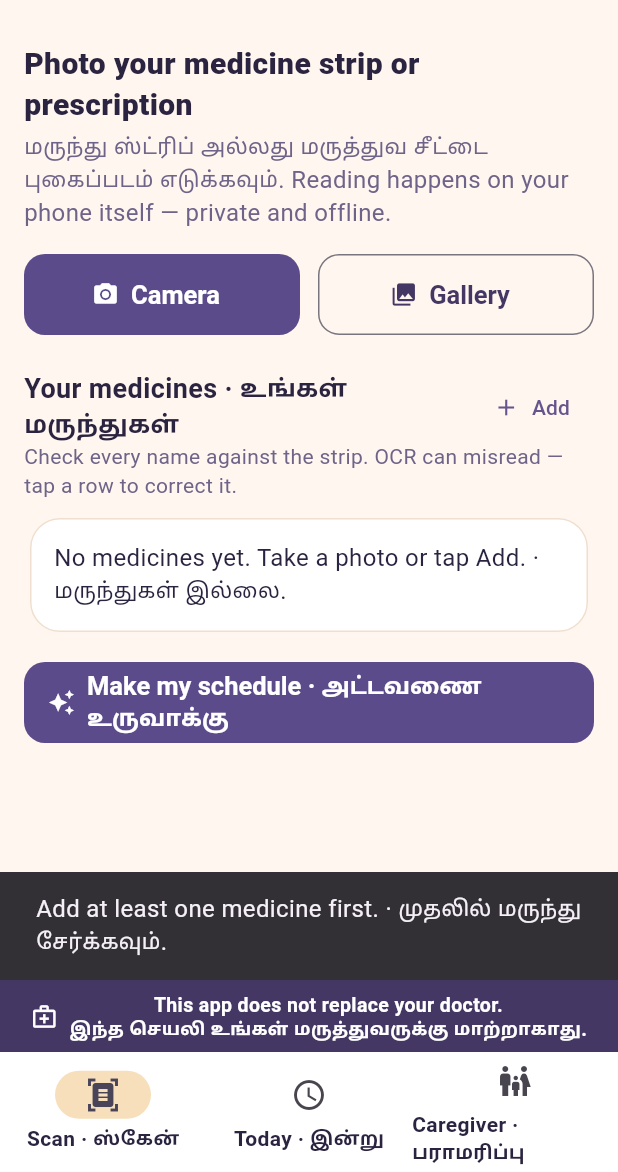
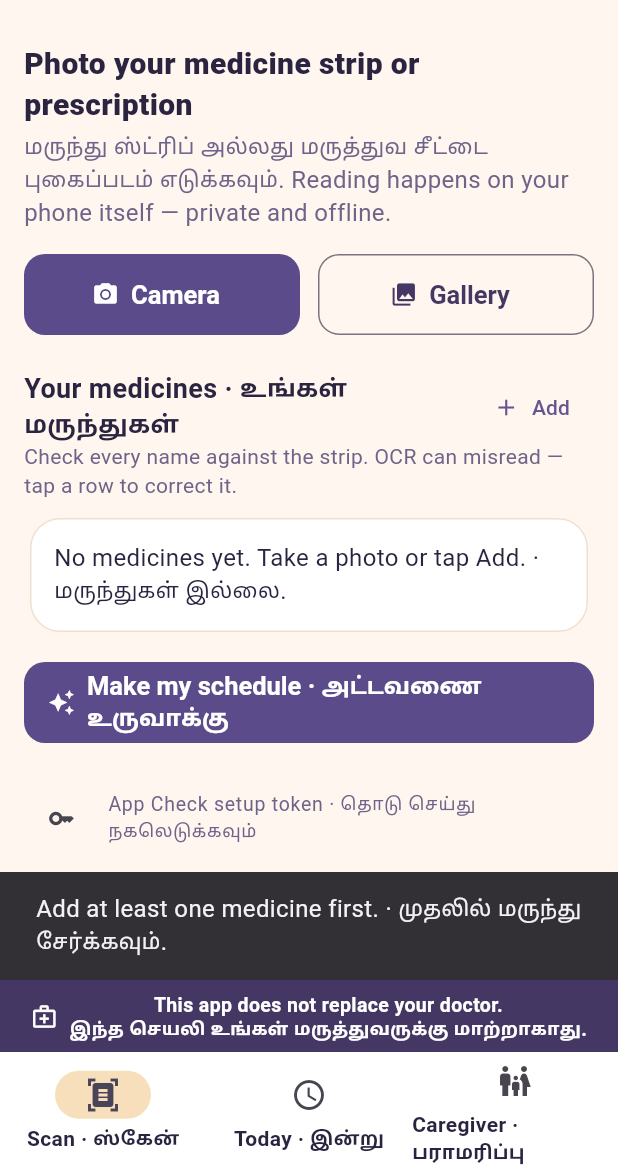
Before and after one commit to Gunahacker7/pillpaatha, a Flutter app: the screen it shows after launch, after a tap on "Make my schedule · அட்டவணை உருவாக்கு", on a phone screen of 412 x 824 dp, the part 64-1236 px from its top. Run offline on Flutter 3.47's test engine with Material 3 defaults, Android fonts, the phone set to English and light mode, and no system bars; our stand-ins replace firebase_ai, firebase_core, flutter_local_notifications, image_picker, shared_preferences, timezone; missing offline and left inert: google_mlkit_text_recognition; accounts and stored records are empty.

Commit message:
v0.1.1: App Check debug provider + token tile, OCR parser fixes, sample-fallback dialog on any generation error

```diff
--- a/lib/main.dart
+++ b/lib/main.dart
@@ -1,3 +1,4 @@
+import 'package:firebase_app_check/firebase_app_check.dart';
 import 'package:firebase_core/firebase_core.dart';
 import 'package:flutter/material.dart';
 
@@ -23,6 +24,25 @@ Future<void> main() async {
     firebaseReady = true;
   } catch (_) {
     firebaseReady = false;
+  }
+
+  // App Check: AI Logic enforces App Check, so Gemini calls are
+  // rejected without a valid token. This is a sideloaded hackathon
+  // build (not on the Play Store), so Play Integrity cannot attest
+  // it — use the DEBUG provider here and register the token shown in
+  // the app (Scan screen) in the Firebase console.
+  // FOR A PLAY STORE RELEASE: swap AndroidProvider.debug below for
+  // AndroidProvider.playIntegrity.
+  if (firebaseReady) {
+    try {
+      await FirebaseAppCheck.instance.activate(
+        providerAndroid: const AndroidDebugProvider(),
+        providerApple: const AppleDebugProvider(),
+      );
+    } catch (_) {
+      // Never block startup on App Check; generation will surface
+      // any token problem and offer the labelled sample instead.
+    }
   }
 
   final store = AppStore(LocalScheduleRepository());
--- a/lib/screens/scan_screen.dart
+++ b/lib/screens/scan_screen.dart
@@ -1,4 +1,6 @@
+import 'package:firebase_app_check/firebase_app_check.dart';
 import 'package:flutter/material.dart';
+import 'package:flutter/services.dart';
 import 'package:image_picker/image_picker.dart';
 
 import '../data/app_store.dart';
@@ -139,12 +141,29 @@ class _ScanScreenState extends State<ScanScreen> {
       widget.onScheduleReady();
     } on ScheduleGenerationException catch (e) {
       if (!mounted) return;
+      await _offerSampleFallback(e.message);
+    } catch (e) {
+      // Any other failure (network, App Check token, parsing…) gets
+      // the same way out as a ScheduleGenerationException — never a
+      // dead end. The sample is only used when the user picks it in
+      // the dialog, and it stays labelled via isSample.
+      if (!mounted) return;
+      await _offerSampleFallback('Generation failed: $e');
+    } finally {
+      if (mounted) setState(() => _generating = false);
+    }
+  }
+
+  /// Explains why generation failed and offers the clearly-labelled
+  /// SAMPLE schedule as the user's choice — never substituted
+  /// silently behind their back.
+  Future<void> _offerSampleFallback(String message) async {
     final useSample = await showDialog<bool>(
       context: context,
       builder: (ctx) => AlertDialog(
         title: const Text('Could not generate · முடியவில்லை'),
         content: Text(
-            '${e.message}\n\nYou can view a clearly-labelled SAMPLE '
+          '$message\n\nYou can view a clearly-labelled SAMPLE '
           'schedule instead, to see how the app works.',
         ),
         actions: [
@@ -154,20 +173,52 @@ class _ScanScreenState extends State<ScanScreen> {
           ),
           FilledButton(
             onPressed: () => Navigator.pop(ctx, true),
-              child: const Text('Show sample'),
+            child: const Text('Use sample schedule · மாதிரி'),
           ),
         ],
       ),
     );
     if (useSample == true) await _generate(forceSample: true);
+  }
+
+  /// Setup aid for this sideloaded demo build: App Check runs on the
+  /// debug provider, and its token must be registered once in the
+  /// Firebase console (App Check → Apps → Manage debug tokens)
+  /// before Gemini calls are accepted. This shows the token so it
+  /// can be copied across.
+  Future<void> _showAppCheckToken() async {
+    String tokenText;
+    try {
+      final token = await FirebaseAppCheck.instance.getToken();
+      tokenText = token ??
+          'No token was returned. Restart the app, keep the phone '
+              'online, and try again.';
     } catch (e) {
+      tokenText = 'Could not get a token: $e';
+    }
     if (!mounted) return;
-      ScaffoldMessenger.of(context).showSnackBar(
-        SnackBar(content: Text('Generation failed: $e')),
+    await showDialog<void>(
+      context: context,
+      builder: (ctx) => AlertDialog(
+        title: const Text('App Check setup token'),
+        content: SingleChildScrollView(
+          child: SelectableText(tokenText),
+        ),
+        actions: [
+          TextButton(
+            onPressed: () => Navigator.pop(ctx),
+            child: const Text('Close'),
+          ),
+          FilledButton(
+            onPressed: () async {
+              await Clipboard.setData(ClipboardData(text: tokenText));
+              if (ctx.mounted) Navigator.pop(ctx);
+            },
+            child: const Text('Copy'),
+          ),
+        ],
+      ),
     );
-    } finally {
-      if (mounted) setState(() => _generating = false);
-    }
   }
 
   @override
@@ -303,6 +354,21 @@ class _ScanScreenState extends State<ScanScreen> {
                   style: TextStyle(color: PillTheme.inkSoft, fontSize: 14),
                 ),
               ),
+            if (widget.firebaseReady) ...[
+              const SizedBox(height: 24),
+              // Discreet setup aid for the sideloaded demo build:
+              // shows the App Check debug token so it can be
+              // registered in the Firebase console.
+              ListTile(
+                dense: true,
+                leading: const Icon(Icons.key_outlined, size: 18),
+                title: const Text(
+                  'App Check setup token · தொடு செய்து நகலெடுக்கவும்',
+                  style: TextStyle(fontSize: 13, color: PillTheme.inkSoft),
+                ),
+                onTap: _showAppCheckToken,
+              ),
+            ],
           ],
         );
       },
--- a/lib/services/ocr_service.dart
+++ b/lib/services/ocr_service.dart
@@ -36,6 +36,46 @@ class OcrService {
 
   static final _strengthPattern =
       RegExp(r'(\d+(?:\.\d+)?\s?(?:mg|mcg|µg|ml|g|iu)\b)', caseSensitive: false);
+
+  /// Leading list numbering on prescription lines: "3. Amlodipine",
+  /// "3) Amlodipine". Stripped before parsing so the number never
+  /// leaks into the medicine name.
+  static final _listNumberPattern = RegExp(r'^\s*\d+\s*[.\)]\s*');
+
+  /// Words that mark a line as a dose INSTRUCTION ("1 tablet -
+  /// Morning - After food") rather than a medicine name. Such lines
+  /// carry no strength of their own; without this check they became
+  /// bogus medicine rows like "1 - Morning - After food".
+  static final _instructionWords = <String>[
+    'morning',
+    'afternoon',
+    'evening',
+    'night',
+    'after food',
+    'before food',
+    'with food',
+    'fever',
+    'per day',
+    'twice',
+    'thrice',
+    'once a day',
+  ];
+  static final _sosWord = RegExp(r'\bsos\b', caseSensitive: false);
+
+  /// A line that starts with a quantity + dosage form ("1 tablet",
+  /// "2 capsules") is an instruction line, not a medicine name.
+  static final _quantityFormStart = RegExp(
+    r'^\d+(?:\.\d+)?\s+(?:tablets?|capsules?|drops?|sachets?|puffs?)\b',
+    caseSensitive: false,
+  );
+
+  static bool _isDoseInstructionLine(String line) {
+    if (_quantityFormStart.hasMatch(line)) return true;
+    if (_sosWord.hasMatch(line)) return true;
+    final lower = line.toLowerCase();
+    return _instructionWords.any(lower.contains);
+  }
+
   static final _formWords = <String>[
     'tablet',
     'tablets',
@@ -60,10 +100,14 @@ class OcrService {
     final out = <MedicineEntry>[];
     var n = 0;
     for (final rawLine in text.split('\n')) {
-      final line = rawLine.trim();
+      final line =
+          rawLine.trim().replaceFirst(_listNumberPattern, '').trim();
       if (line.length < 3) continue;
       final lower = line.toLowerCase();
       final strengthMatch = _strengthPattern.firstMatch(line);
+      // A strength-less line that only says WHEN/HOW to take a dose
+      // belongs to the previous medicine — never a medicine itself.
+      if (strengthMatch == null && _isDoseInstructionLine(line)) continue;
       final hasForm = _formWords.any(lower.contains);
       if (strengthMatch == null && !hasForm) continue;
 
--- a/pubspec.yaml
+++ b/pubspec.yaml
@@ -2,7 +2,7 @@ name: pillpaatha
 description: "PillPaatha — photo a medicine strip or prescription, get a simple Tamil + English dosage schedule with reminders. Built for #BuildHybridAI 2026."
 publish_to: 'none'
 
-version: 0.1.0+1
+version: 0.1.1+2
 
 environment:
   sdk: ^3.13.7
@@ -33,6 +33,7 @@ dependencies:
   # Local persistence for medicines, schedule and dose status.
   # (Data layer is abstracted so Firestore sync can slot in later.)
   shared_preferences: ^2.3.3
+  firebase_app_check: ^0.4.9
 
 dev_dependencies:
   flutter_test:
```
Also changed, not shown: pubspec.lock, 1 other file. Lines whose indentation alone changed are shown as unchanged.
